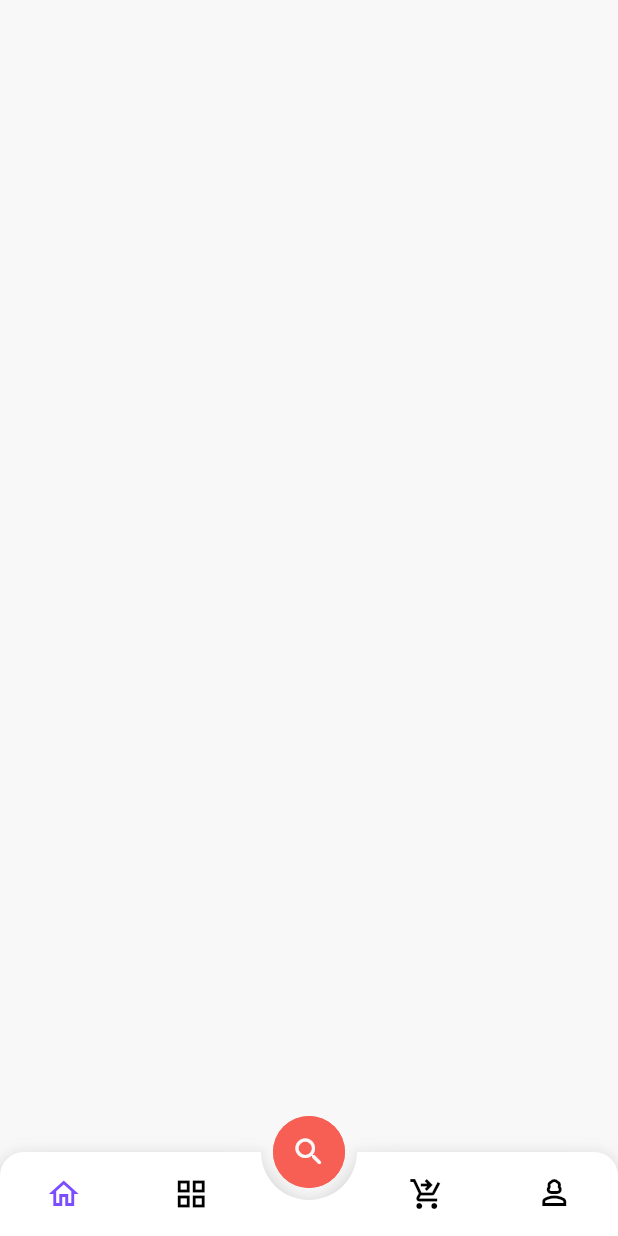
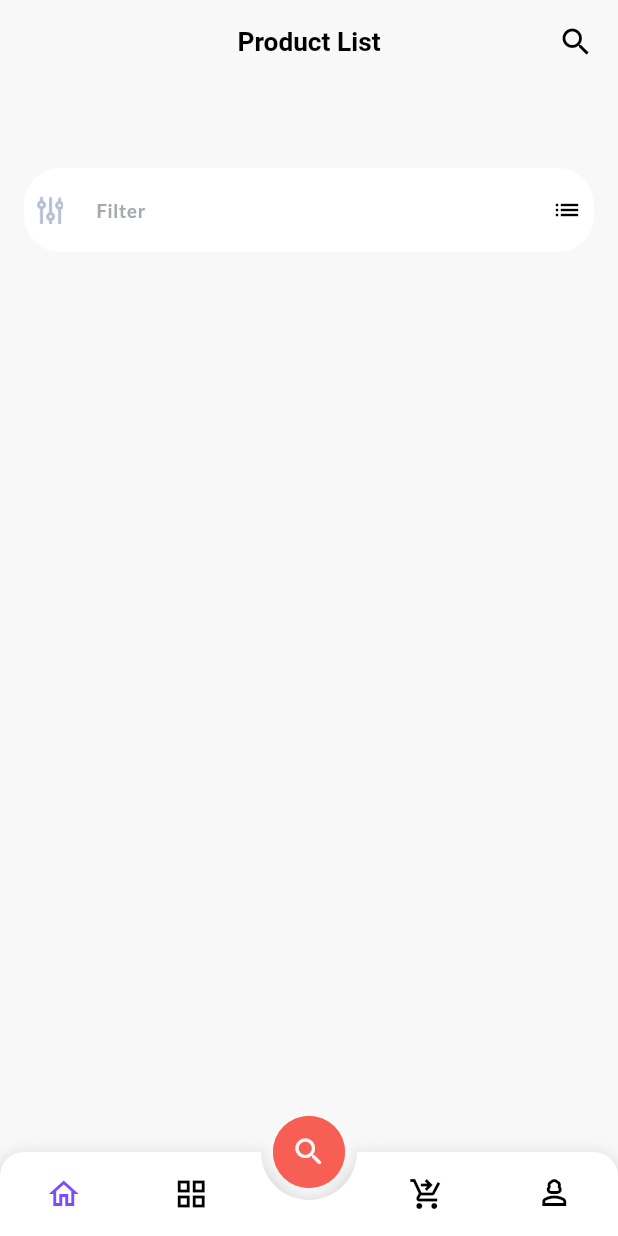
Before and after one commit to Tomal9924/we_devs_aasignment, a Flutter app: the DashboardPage screen opened by its route, on a phone screen of 412 x 824 dp. Run offline on Flutter 3.47's test engine with Material 3 defaults, Android fonts, the light colour scheme and no system bars; drawn by our look-alikes of animated_bottom_navigation_bar; our stand-ins replace bloc, cached_network_image, either_dart, equatable, expandable, flutter_bloc and 8 more.

Commit message:
dashbaord design

```diff
--- a/lib/features/dashboard/presentation/pages/dashboard.dart
+++ b/lib/features/dashboard/presentation/pages/dashboard.dart
@@ -3,6 +3,7 @@ import 'package:dokan/core/shared/extensions/theme.dart';
 
 import '../../../../core/shared/shared.dart';
 import '../../../profile/presentation/pages/profile.dart';
+import '../widgets/home_page.dart';
 
 class DashboardPage extends StatefulWidget {
   static const String path = '/dashboard';
@@ -29,7 +30,7 @@ class _DashboardPageState extends State<DashboardPage> {
   void initState() {
     super.initState();
     fragments = [
-      Container(),
+      const HomePage(),
       Container(),
       Container(),
       const ProfilePage(),
--- /dev/null
+++ b/lib/features/dashboard/presentation/widgets/home_page.dart
@@ -0,0 +1,47 @@
+import 'package:dokan/core/shared/extensions/theme.dart';
+
+import '../../../../core/shared/shared.dart';
+import 'search.dart';
+
+class HomePage extends StatelessWidget {
+  const HomePage({super.key});
+
+  @override
+  Widget build(BuildContext context) {
+    return BlocBuilder<ThemeBloc, ThemeState>(
+      builder: (context, state) {
+        final theme = state.scheme;
+        return Scaffold(
+          backgroundColor: theme.backgroundColor,
+          appBar: AppBar(
+            backgroundColor: theme.backgroundColor,
+            centerTitle: true,
+            title: Text(
+              "Product List",
+              style: context.textStyle17Medium(color: theme.textPrimary),
+            ),
+            actions: [
+              Padding(
+                padding: const EdgeInsets.all(16),
+                child: Icon(
+                  Icons.search_outlined,
+                  color: theme.textPrimary,
+                  size: 24,
+                ),
+              )
+            ],
+          ),
+          body: ListView(
+            shrinkWrap: true,
+            children: [
+              const SizedBox(height: 48),
+              SearchWidget(
+                onTap: () {},
+              )
+            ],
+          ),
+        );
+      },
+    );
+  }
+}
--- /dev/null
+++ b/lib/features/dashboard/presentation/widgets/search.dart
@@ -0,0 +1,54 @@
+import 'package:dokan/core/shared/extensions/theme.dart';
+
+import '../../../../core/shared/shared.dart';
+
+class SearchWidget extends StatelessWidget {
+  final Function onTap;
+  SearchWidget({super.key, required this.onTap});
+
+  final TextEditingController searchController = TextEditingController();
+
+  @override
+  Widget build(BuildContext context) {
+    return BlocBuilder<ThemeBloc, ThemeState>(
+      builder: (context, state) {
+        final theme = state.scheme;
+        return Container(
+          margin: const EdgeInsets.symmetric(horizontal: 16, vertical: 8),
+          decoration: BoxDecoration(
+              color: theme.white, borderRadius: BorderRadius.circular(24)),
+          child: ListTile(
+            dense: false,
+            visualDensity: VisualDensity.compact,
+            horizontalTitleGap: 8,
+            contentPadding:
+                const EdgeInsets.symmetric(horizontal: 8, vertical: 0),
+            leading: Image.asset(
+              "icons/filter.png",
+              scale: 3.5,
+            ),
+            title: TextField(
+              keyboardType: TextInputType.text,
+              controller: searchController,
+              decoration: InputDecoration(
+                fillColor: theme.white,
+                contentPadding: const EdgeInsets.all(8),
+                hintText: "Filter",
+                hintStyle:
+                    context.textStyle12Medium(color: theme.textSecondary),
+                border: InputBorder.none,
+              ),
+            ),
+            trailing: Icon(
+              Icons.list,
+              color: theme.textPrimary,
+            ),
+            onTap: () {
+              onTap();
+            },
+          ),
+        );
+      },
+    );
+  }
+}
--- a/lib/features/profile/presentation/pages/profile.dart
+++ b/lib/features/profile/presentation/pages/profile.dart
@@ -35,7 +35,6 @@ class _ProfilePageState extends State<ProfilePage> {
                 padding: const EdgeInsets.all(16),
                 physics: const ScrollPhysics(),
                 children: [
-                  const Spacer(),
                   Text(
                     "My account",
                     textAlign: TextAlign.center,
@@ -333,6 +332,7 @@ class _ProfilePageState extends State<ProfilePage> {
                                 ),
                                 const SizedBox(height: 16),
                                 Row(
+                                  mainAxisSize: MainAxisSize.min,
                                   children: [
                                     Expanded(
                                       flex: 1,
@@ -418,10 +418,7 @@ class _ProfilePageState extends State<ProfilePage> {
                               collapseIcon: Icons.keyboard_arrow_down_sharp,
                             ),
                             collapsed: Container(),
-                            expanded: ListView(
-                              shrinkWrap: true,
-                              children: [],
-                            ),
+                            expanded: Container(),
                             header: Row(
                               children: [
                                 const Icon(Icons.notifications_on_outlined,
@@ -454,10 +451,7 @@ class _ProfilePageState extends State<ProfilePage> {
                               collapseIcon: Icons.keyboard_arrow_down_sharp,
                             ),
                             collapsed: Container(),
-                            expanded: ListView(
-                              shrinkWrap: true,
-                              children: [],
-                            ),
+                            expanded: Container(),
                             header: Row(
                               children: [
                                 const Icon(Icons.lock_outline_rounded,
@@ -521,7 +515,6 @@ class _ProfilePageState extends State<ProfilePage> {
                       ),
                     ),
                   ),
-                  const Spacer(),
                 ],
               ),
             );
```
Also changed, not shown: icons/filter.png (added).
